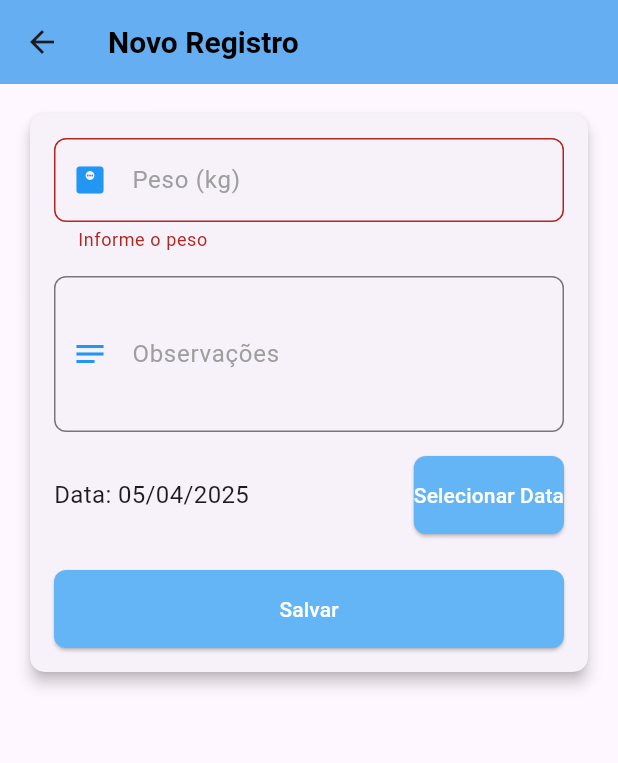
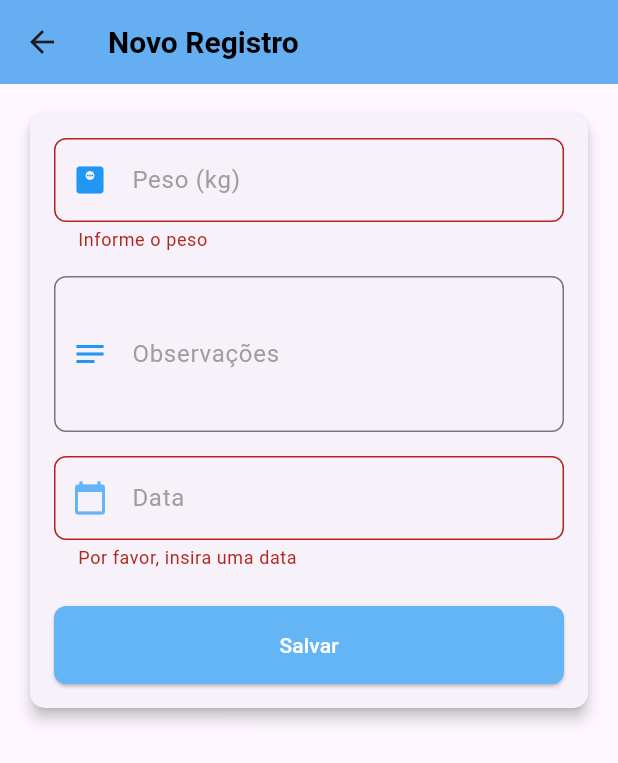
Before and after one commit to larafvitoriano/projeto-final-flutter, a Flutter app: the EvolutionForm screen opened directly with empty values, after a tap on "Salvar", on a phone screen of 412 x 824 dp. Shown: the top 763 px of the screen. Run offline on Flutter 3.47's test engine with Material 3 defaults, Android fonts, the phone set to English and light mode, and no system bars; our stand-ins replace cloud_firestore, file_picker, firebase_auth, firebase_core, fl_chart, image_picker and 3 more; accounts and stored records are empty; generated files the repository leaves out were written again.

Commit message:
refac: atualizando evolution, exams form e sync service

```diff
--- a/lib/database/models/evolution.dart
+++ b/lib/database/models/evolution.dart
@@ -2,7 +2,7 @@ class Evolution {
   int? id;            // ID local (SQLite)
   int petId;          // ID local do pet
   double weight;      // Peso do pet em kg
-  DateTime date;      // Data do registro
+  String date;      // Data do registro
   String? notes;      // Observações opcionais
 
   Evolution({
@@ -18,7 +18,7 @@ class Evolution {
       'id': id,
       'petId': petId,
       'weight': weight,
-      'date': date.toIso8601String(),
+      'date': date,
       'notes': notes,
     };
   }
@@ -28,7 +28,7 @@ class Evolution {
       id: map['id'],
       petId: map['petId'],
       weight: map['weight'],
-      date: DateTime.parse(map['date']),
+      date: map['date'],
       notes: map['notes'],
     );
   }
--- a/lib/screens/evolutions/evolution_form.dart
+++ b/lib/screens/evolutions/evolution_form.dart
@@ -9,7 +9,8 @@ class EvolutionForm extends StatefulWidget {
   final Pet pet;
   final Evolution? evolution;
 
-  const EvolutionForm({Key? key, required this.pet, this.evolution}) : super(key: key);
+  const EvolutionForm({Key? key, required this.pet, this.evolution})
+      : super(key: key);
 
   @override
   _EvolutionFormState createState() => _EvolutionFormState();
@@ -19,7 +20,7 @@ class _EvolutionFormState extends State<EvolutionForm> {
   final _formKey = GlobalKey<FormState>();
   final _weightController = TextEditingController();
   final _notesController = TextEditingController();
-  DateTime _selectedDate = DateTime.now();
+  final _dateController = TextEditingController();
 
   late EvolutionRepository _evolutionRepository;
 
@@ -30,7 +31,36 @@ class _EvolutionFormState extends State<EvolutionForm> {
     if (widget.evolution != null) {
       _weightController.text = widget.evolution!.weight.toString();
       _notesController.text = widget.evolution!.notes ?? '';
-      _selectedDate = widget.evolution!.date;
+      _dateController.text = widget.evolution!.date;
+    }
+  }
+
+  String? _validateDate(String? value) {
+    if (value == null || value.isEmpty) {
+      return 'Por favor, insira uma data';
+    }
+    final dateRegex = RegExp(r'^\d{2}/\d{2}/\d{4}$');
+    if (!dateRegex.hasMatch(value)) {
+      return 'Formato de data inválido (dd/MM/yyyy)';
+    }
+    return null;
+  }
+
+  Future<void> _selectDate(
+      BuildContext context,
+      TextEditingController controller,
+      ) async {
+    final DateTime? picked = await showDatePicker(
+      context: context,
+      initialDate: DateTime.now(),
+      firstDate: DateTime(2000),
+      lastDate: DateTime(2101),
+      locale: const Locale('pt', 'BR'),
+      initialEntryMode: DatePickerEntryMode.calendarOnly,
+    );
+    if (picked != null) {
+      final formattedDate = DateFormat('dd/MM/yyyy').format(picked);
+      controller.text = formattedDate;
     }
   }
 
@@ -38,7 +68,10 @@ class _EvolutionFormState extends State<EvolutionForm> {
   Widget build(BuildContext context) {
     return Scaffold(
       appBar: AppBar(
-        title: Text(widget.evolution == null ? 'Novo Registro' : 'Editar Registro', style: const TextStyle(fontWeight: FontWeight.bold)),
+        title: Text(
+          widget.evolution == null ? 'Novo Registro' : 'Editar Registro',
+          style: const TextStyle(fontWeight: FontWeight.bold),
+        ),
         backgroundColor: Colors.blue[300],
         elevation: 2,
       ),
@@ -46,7 +79,9 @@ class _EvolutionFormState extends State<EvolutionForm> {
         padding: const EdgeInsets.all(16.0),
         child: Card(
           elevation: 4,
-          shape: RoundedRectangleBorder(borderRadius: BorderRadius.circular(10)),
+          shape: RoundedRectangleBorder(
+            borderRadius: BorderRadius.circular(10),
+          ),
           child: Padding(
             padding: const EdgeInsets.all(16.0),
             child: Form(
@@ -58,9 +93,17 @@ class _EvolutionFormState extends State<EvolutionForm> {
                     controller: _weightController,
                     decoration: InputDecoration(
                       labelText: 'Peso (kg)',
-                      prefixIcon: const Icon(Icons.monitor_weight, color: Colors.blue),
-                      border: OutlineInputBorder(borderRadius: BorderRadius.circular(8.0)),
-                      focusedBorder: OutlineInputBorder(borderSide: BorderSide(color: Colors.blue[300]!), borderRadius: BorderRadius.circular(8.0)),
+                      prefixIcon: const Icon(
+                        Icons.monitor_weight,
+                        color: Colors.blue,
+                      ),
+                      border: OutlineInputBorder(
+                        borderRadius: BorderRadius.circular(8.0),
+                      ),
+                      focusedBorder: OutlineInputBorder(
+                        borderSide: BorderSide(color: Colors.blue[300]!),
+                        borderRadius: BorderRadius.circular(8.0),
+                      ),
                     ),
                     keyboardType: TextInputType.number,
                     validator: (value) {
@@ -79,8 +122,13 @@ class _EvolutionFormState extends State<EvolutionForm> {
                     decoration: InputDecoration(
                       labelText: 'Observações',
                       prefixIcon: const Icon(Icons.notes, color: Colors.blue),
-                      border: OutlineInputBorder(borderRadius: BorderRadius.circular(8.0)),
-                      focusedBorder: OutlineInputBorder(borderSide: BorderSide(color: Colors.blue[300]!), borderRadius: BorderRadius.circular(8.0)),
+                      border: OutlineInputBorder(
+                        borderRadius: BorderRadius.circular(8.0),
+                      ),
+                      focusedBorder: OutlineInputBorder(
+                        borderSide: BorderSide(color: Colors.blue[300]!),
+                        borderRadius: BorderRadius.circular(8.0),
+                      ),
                     ),
                     maxLines: 3,
                   ),
@@ -88,15 +136,11 @@ class _EvolutionFormState extends State<EvolutionForm> {
                   Row(
                     children: [
                       Expanded(
-                        child: Text(
-                          'Data: ${DateFormat('dd/MM/yyyy').format(_selectedDate)}',
-                          style: const TextStyle(fontSize: 16),
+                        child: _buildDateFormField(
+                          controller: _dateController,
+                          labelText: 'Data',
+                          icon: Icons.calendar_today,
                         ),
-                      ),
-                      ElevatedButton(
-                        onPressed: _pickDate,
-                        style: ElevatedButton.styleFrom(backgroundColor: Colors.blue[300]),
-                        child: const Text('Selecionar Data', style: TextStyle(color: Colors.white)),
                       ),
                     ],
                   ),
@@ -107,7 +151,10 @@ class _EvolutionFormState extends State<EvolutionForm> {
                       backgroundColor: Colors.blue[300],
                       padding: const EdgeInsets.symmetric(vertical: 16.0),
                     ),
-                    child: Text(widget.evolution == null ? 'Salvar' : 'Atualizar', style: const TextStyle(color: Colors.white)),
+                    child: Text(
+                      widget.evolution == null ? 'Salvar' : 'Atualizar',
+                      style: const TextStyle(color: Colors.white),
+                    ),
                   ),
                 ],
               ),
@@ -118,20 +165,26 @@ class _EvolutionFormState extends State<EvolutionForm> {
     );
   }
 
-  Future<void> _pickDate() async {
-    final picked = await showDatePicker(
-      context: context,
-      initialDate: _selectedDate,
-      firstDate: DateTime(2000),
-      lastDate: DateTime.now().add(const Duration(days: 365)),
-      locale: const Locale('pt', 'BR'),
-      initialEntryMode: DatePickerEntryMode.calendarOnly,
+  Widget _buildDateFormField({
+    required TextEditingController controller,
+    required String labelText,
+    required IconData icon,
+  }) {
+    return TextFormField(
+      controller: controller,
+      decoration: InputDecoration(
+        labelText: labelText,
+        prefixIcon: Icon(icon, color: Colors.blue[300]),
+        border: OutlineInputBorder(borderRadius: BorderRadius.circular(8.0)),
+        focusedBorder: OutlineInputBorder(
+          borderSide: BorderSide(color: Colors.blue[300]!),
+          borderRadius: BorderRadius.circular(8.0),
+        ),
+      ),
+      readOnly: true,
+      onTap: () => _selectDate(context, controller),
+      validator: _validateDate,
     );
-    if (picked != null) {
-      setState(() {
-        _selectedDate = picked;
-      });
-    }
   }
 
   Future<void> _save() async {
@@ -141,16 +194,28 @@ class _EvolutionFormState extends State<EvolutionForm> {
         id: widget.evolution?.id,
         petId: widget.pet.id!,
         weight: weight,
-        date: _selectedDate,
+        date: _dateController.text, // Data do controller
         notes: _notesController.text,
       );
 
-      if (widget.evolution == null) {
-        await _evolutionRepository.insertEvolution(evolution);
-      } else {
-        await _evolutionRepository.updateEvolution(evolution);
+      try {
+        if (widget.evolution == null) {
+          await _evolutionRepository.insertEvolution(evolution);
+          ScaffoldMessenger.of(context).showSnackBar(
+            const SnackBar(content: Text('Registro salvo com sucesso!')),
+          );
+        } else {
+          await _evolutionRepository.updateEvolution(evolution);
+          ScaffoldMessenger.of(context).showSnackBar(
+            const SnackBar(content: Text('Registro atualizado com sucesso!')),
+          );
+        }
+        Navigator.pop(context);
+      } catch (e) {
+        ScaffoldMessenger.of(context).showSnackBar(
+          SnackBar(content: Text('Erro ao salvar o registro: $e')),
+        );
       }
-      Navigator.pop(context);
     }
   }
 }
--- a/lib/screens/exames/exams_form.dart
+++ b/lib/screens/exames/exams_form.dart
@@ -135,8 +135,14 @@ class _ExamFormState extends State<ExamForm> {
                     );
                     if (widget.exam == null) {
                       await repository!.insertExam(exam);
+                      ScaffoldMessenger.of(context).showSnackBar(
+                        SnackBar(content: Text('Exame cadastrado com sucesso!')),
+                      );
                     } else {
                       await repository!.updateExam(exam);
+                      ScaffoldMessenger.of(context).showSnackBar(
+                        SnackBar(content: Text('Exame atualizado com sucesso!')),
+                      );
                     }
                     Navigator.pop(context);
                   }
--- a/lib/services/sync_service.dart
+++ b/lib/services/sync_service.dart
@@ -334,7 +334,7 @@ class SyncService {
           'localId': localId,
           'petId': evolution.petId,
           'weight': evolution.weight,
-          'date': evolution.date.toIso8601String(),
+          'date': evolution.date,
           'notes': evolution.notes,
         }, SetOptions(merge: true));
   }
@@ -363,7 +363,7 @@ class SyncService {
           .doc(docId)
           .update({
             'weight': evolution.weight,
-            'date': evolution.date.toIso8601String(),
+            'date': evolution.date,
             'notes': evolution.notes,
           });
     }
@@ -569,7 +569,7 @@ class SyncService {
           id: evoData['localId'], // campo salvo no Firestore
           petId: evoData['petId'],
           weight: evoData['weight'],
-          date: DateTime.parse(evoData['date']),
+          date: evoData['date'],
           notes: evoData['notes'],
         );
         await evolutionRepository.insertEvolution(evolution);
```
Also changed, not shown: lib/screens/evolutions/evolution_page.dart (+37 -7 lines).
